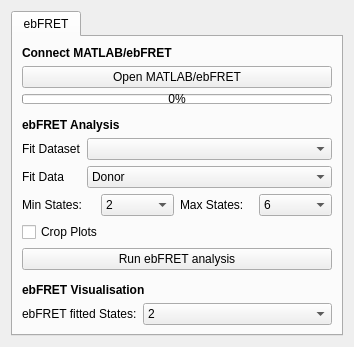
Qt form src/DeepGapSeq/GUI/fittingwindow_gui.ui (piedrro/DeepGapSeq) before a commit.
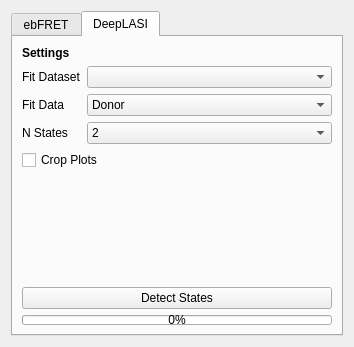
The same form after that commit. The open tabs and pages were chosen to show the change.

Commit message: working deeplasi analysis

The edit to the form file:
```diff
--- a/src/DeepGapSeq/GUI/fittingwindow_gui.ui
+++ b/src/DeepGapSeq/GUI/fittingwindow_gui.ui
@@ -307,6 +307,143 @@
        </item>
       </layout>
      </widget>
+     <widget class="QWidget" name="tab_2">
+      <attribute name="title">
+       <string>DeepLASI</string>
+      </attribute>
+      <layout class="QVBoxLayout" name="verticalLayout_3">
+       <item>
+        <widget class="QLabel" name="label_9">
+         <property name="font">
+          <font>
+           <weight>75</weight>
+           <bold>true</bold>
+          </font>
+         </property>
+         <property name="text">
+          <string>Settings</string>
+         </property>
+        </widget>
+       </item>
+       <item>
+        <layout class="QFormLayout" name="formLayout_2">
+         <item row="0" column="0">
+          <widget class="QLabel" name="label_6">
+           <property name="text">
+            <string>Fit Dataset</string>
+           </property>
+          </widget>
+         </item>
+         <item row="0" column="1">
+          <widget class="QComboBox" name="deeplasi_fit_dataset"/>
+         </item>
+         <item row="1" column="0">
+          <widget class="QLabel" name="label_7">
+           <property name="text">
+            <string>Fit Data</string>
+           </property>
+          </widget>
+         </item>
+         <item row="1" column="1">
+          <widget class="QComboBox" name="deeplasi_fit_data">
+           <item>
+            <property name="text">
+             <string>Donor</string>
+            </property>
+           </item>
+           <item>
+            <property name="text">
+             <string>Acceptor</string>
+            </property>
+           </item>
+           <item>
+            <property name="text">
+             <string>FRET Efficiency</string>
+            </property>
+           </item>
+           <item>
+            <property name="text">
+             <string>ALEX Efficiency</string>
+            </property>
+           </item>
+          </widget>
+         </item>
+         <item row="2" column="0">
+          <widget class="QLabel" name="label_8">
+           <property name="text">
+            <string>N States</string>
+           </property>
+          </widget>
+         </item>
+         <item row="2" column="1">
+          <widget class="QComboBox" name="deeplasi_n_states">
+           <item>
+            <property name="text">
+             <string>2</string>
+            </property>
+           </item>
+           <item>
+            <property name="text">
+             <string>3</string>
+            </property>
+           </item>
+           <item>
+            <property name="text">
+             <string>4</string>
+            </property>
+           </item>
+          </widget>
+         </item>
+        </layout>
+       </item>
+       <item>
+        <widget class="QCheckBox" name="deeplasi_crop_plots">
+         <property name="text">
+          <string>Crop Plots</string>
+         </property>
+        </widget>
+       </item>
+       <item>
+        <spacer name="verticalSpacer_3">
+         <property name="orientation">
+          <enum>Qt::Vertical</enum>
+         </property>
+         <property name="sizeHint" stdset="0">
+          <size>
+           <width>20</width>
+           <height>40</height>
+          </size>
+         </property>
+        </spacer>
+       </item>
+       <item>
+        <widget class="QPushButton" name="deeplasi_detect_states">
+         <property name="sizePolicy">
+          <sizepolicy hsizetype="Minimum" vsizetype="Preferred">
+           <horstretch>0</horstretch>
+           <verstretch>0</verstretch>
+          </sizepolicy>
+         </property>
+         <property name="text">
+          <string>Detect States</string>
+         </property>
+        </widget>
+       </item>
+       <item>
+        <widget class="QProgressBar" name="deeplasi_progressbar">
+         <property name="maximumSize">
+          <size>
+           <width>16777215</width>
+           <height>10</height>
+          </size>
+         </property>
+         <property name="value">
+          <number>0</number>
+         </property>
+        </widget>
+       </item>
+      </layout>
+     </widget>
     </widget>
    </item>
   </layout>
```
The commit also changes 8 other files.
